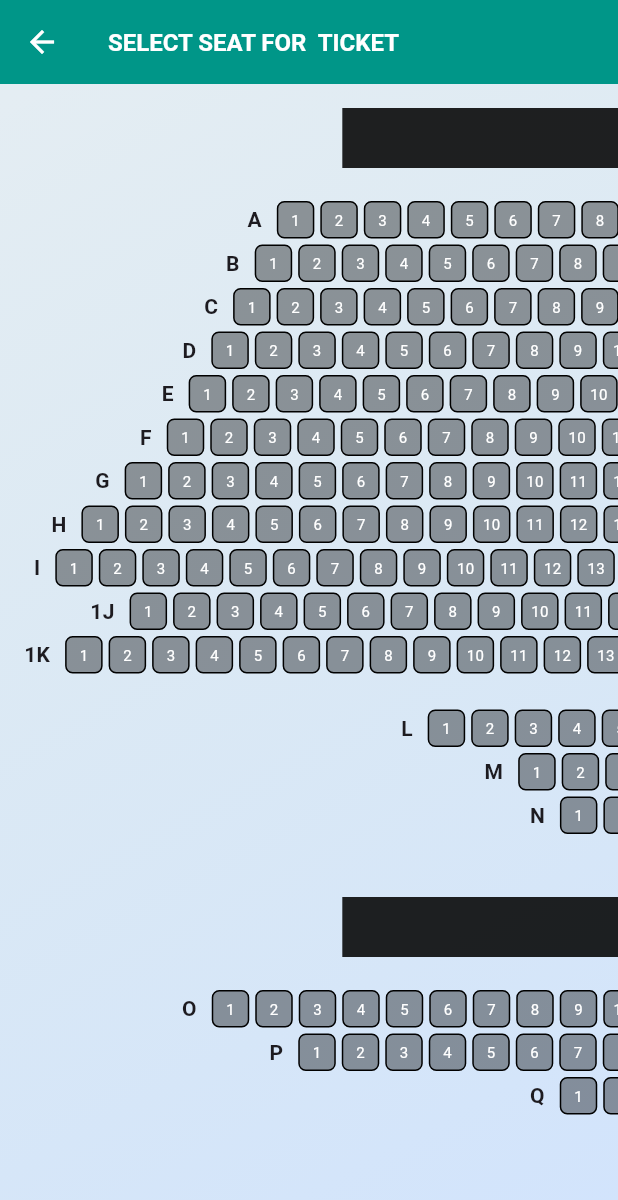
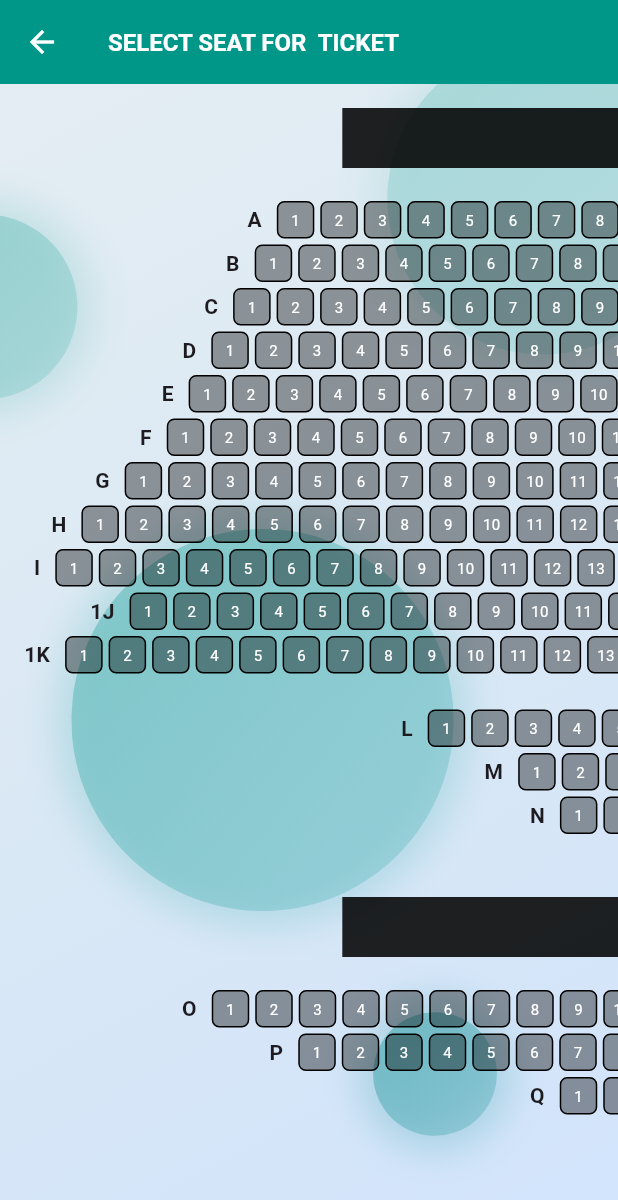
Before and after one commit to bryann54/tickoyako, a Flutter app: the SeatSelectionScreen screen opened directly with empty values, on a phone screen of 412 x 824 dp. Shown: the top 1200 px of the screen. Run offline on Flutter 3.47's test engine with Material 3 defaults, Android fonts, the phone set to English and light mode, and no system bars; our stand-ins replace bloc, cached_network_image, equatable, flutter_bloc; missing offline and left inert: floating_frosted_bottom_bar; network calls fail.

Commit message:
animated bg

```diff
--- a/lib/presentation/screens/seat_selection.dart
+++ b/lib/presentation/screens/seat_selection.dart
@@ -1,5 +1,6 @@
 import 'package:flutter/material.dart';
 import 'package:tickoyako/data/models/show_model.dart';
+import 'package:tickoyako/presentation/widgets/bg-widget.dart';
 import 'package:tickoyako/presentation/widgets/theater_seating_layout.dart';
 
 class SeatSelectionScreen extends StatefulWidget {
@@ -47,7 +48,8 @@
         ),
         backgroundColor: Colors.teal,
       ),
-      body: Container(
+      body: AnimatedBackgroundWidget(
+        child: Container(
           // Use Container with BoxDecoration for gradient background
           decoration: BoxDecoration(
             gradient: LinearGradient(
@@ -84,6 +86,7 @@
             ],
           ),
         ),
+      ),
     );
   }
 }
--- a/lib/presentation/screens/shows_screen.dart
+++ b/lib/presentation/screens/shows_screen.dart
@@ -5,6 +5,7 @@
 import 'package:tickoyako/presentation/blocs/shows_bloc/shows_state.dart';
 import 'package:tickoyako/presentation/features/bookmark/presentation/pages/bookmarks.dart';
 import 'package:tickoyako/presentation/features/profile/presentation/pages/profile_screen.dart';
+import 'package:tickoyako/presentation/widgets/bg-widget.dart';
 import 'package:tickoyako/presentation/widgets/event_card_widget.dart';
 import 'package:tickoyako/presentation/widgets/floating_bottom_nav_bar.dart';
 import 'package:tickoyako/presentation/widgets/search_bar_widget.dart';
@@ -30,7 +31,8 @@
 
   Widget _buildMainContent() {
     return Scaffold(
-      body: CustomScrollView(
+      body: AnimatedBackgroundWidget(
+        child: CustomScrollView(
           slivers: [
             SliverAppBar(
               floating: true,
@@ -100,6 +102,7 @@
             ),
           ],
         ),
+      ),
     );
   }
 }
--- /dev/null
+++ b/lib/presentation/widgets/animated_bg_widget.dart
@@ -0,0 +1,108 @@
+import 'package:flutter/material.dart';
+
+class AnimatedBackground extends StatelessWidget {
+  final AnimationController controller;
+
+  const AnimatedBackground({
+    Key? key,
+    required this.controller,
+  }) : super(key: key);
+
+  @override
+  Widget build(BuildContext context) {
+    return AnimatedBuilder(
+      animation: controller,
+      builder: (context, child) {
+        return Stack(
+          children: [
+            // Large Main Circle
+            Positioned(
+              top: -50 + (70 * controller.value),
+              right: -50,
+              child: _buildCircle(
+                width: 200,
+                height: 200,
+                color: Colors.teal.shade200,
+                scale: 1 + controller.value * 0.1,
+                rotation: controller.value * 0.3,
+              ),
+            ),
+            // Second Large Circle
+            Positioned(
+              bottom: 200 - (-50 * controller.value),
+              left: 50,
+              child: _buildCircle(
+                width: 250,
+                height: 250,
+                color: Colors.teal.shade400,
+                scale: 1 + controller.value * 0.05,
+                rotation: -controller.value * 0.2,
+              ),
+            ),
+            // Small Moving Circle
+            Positioned(
+              bottom: 30 + (100 * controller.value),
+              left: 250,
+              child: _buildCircle(
+                width: 80,
+                height: 80,
+                color: Colors.teal.shade600,
+                scale: 1 + controller.value * 0.08,
+                rotation: controller.value * 0.15,
+              ),
+            ),
+            // Another Layered Circle
+            Positioned(
+              top: 100 + (-30 * controller.value),
+              left: -70,
+              child: _buildCircle(
+                width: 120,
+                height: 120,
+                color: Colors.teal.shade300,
+                scale: 1 + controller.value * 0.07,
+                rotation: controller.value * 0.1,
+              ),
+            ),
+          ],
+        );
+      },
+    );
+  }
+
+  Widget _buildCircle({
+    required double width,
+    required double height,
+    required Color color,
+    required double scale,
+    required double rotation,
+  }) {
+    return Transform.scale(
+      scale: scale,
+      child: Transform.rotate(
+        angle: rotation,
+        child: Container(
+          width: width,
+          height: height,
+          decoration: BoxDecoration(
+            gradient: LinearGradient(
+              colors: [
+                color.withOpacity(0.4),
+                color.withOpacity(0.2),
+              ],
+              begin: Alignment.topLeft,
+              end: Alignment.bottomRight,
+            ),
+            shape: BoxShape.circle,
+            boxShadow: [
+              BoxShadow(
+                color: color.withOpacity(0.2),
+                blurRadius: 20,
+                spreadRadius: 10,
+              ),
+            ],
+          ),
+        ),
+      ),
+    );
+  }
+}
--- /dev/null
+++ b/lib/presentation/widgets/bg-widget.dart
@@ -0,0 +1,43 @@
+import 'package:flutter/material.dart';
+import 'package:tickoyako/presentation/widgets/animated_bg_widget.dart';
+
+class AnimatedBackgroundWidget extends StatefulWidget {
+  final Widget child;
+
+  const AnimatedBackgroundWidget({Key? key, required this.child})
+      : super(key: key);
+
+  @override
+  _AnimatedBackgroundWidgetState createState() =>
+      _AnimatedBackgroundWidgetState();
+}
+
+class _AnimatedBackgroundWidgetState extends State<AnimatedBackgroundWidget>
+    with SingleTickerProviderStateMixin {
+  late AnimationController _controller;
+
+  @override
+  void initState() {
+    super.initState();
+    _controller = AnimationController(
+      duration: const Duration(seconds: 5),
+      vsync: this,
+    )..repeat(reverse: true);
+  }
+
+  @override
+  void dispose() {
+    _controller.dispose();
+    super.dispose();
+  }
+
+  @override
+  Widget build(BuildContext context) {
+    return Stack(
+      children: [
+        AnimatedBackground(controller: _controller),
+        widget.child,
+      ],
+    );
+  }
+}
--- a/lib/presentation/widgets/book_ticket_widget.dart
+++ b/lib/presentation/widgets/book_ticket_widget.dart
@@ -1,9 +1,11 @@
 import 'package:flutter/material.dart';
 import 'package:tickoyako/core/strings.dart';
+import 'package:tickoyako/data/models/show_model.dart';
 import 'package:tickoyako/presentation/widgets/payment_modal.dart';
 
 class BookTicketWidget extends StatelessWidget {
-  const BookTicketWidget({super.key});
+  const BookTicketWidget({super.key, required this.showModel});
+   final ShowModel showModel;
 
   @override
   Widget build(BuildContext context) {
@@ -22,7 +24,7 @@
               barrierColor: Colors.black.withOpacity(0.5),
               transitionDuration: const Duration(milliseconds: 700),
               pageBuilder: (context, animation, secondaryAnimation) {
-                return const PaymentModal();
+               return PaymentModal(showModel: showModel);
               },
               transitionBuilder:
                   (context, animation, secondaryAnimation, child) {
```
Also changed, not shown: lib/main.dart (+3 -13 lines), lib/presentation/screens/event_details.dart (+5 -2 lines), lib/presentation/widgets/payment_modal.dart (+200 -52 lines). Lines whose indentation alone changed are shown as unchanged.
